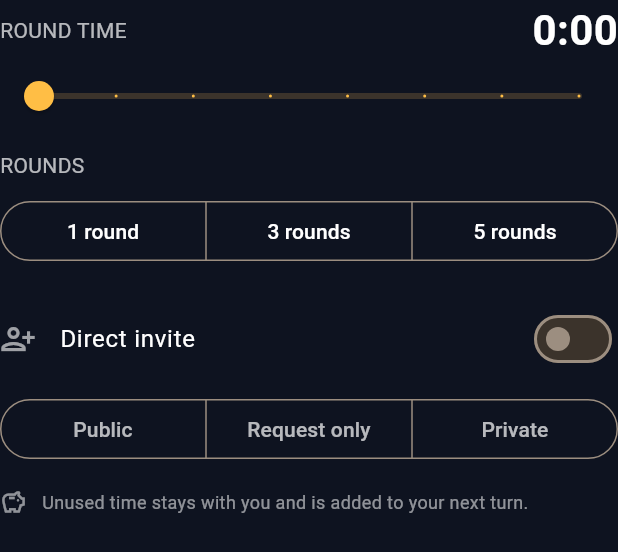
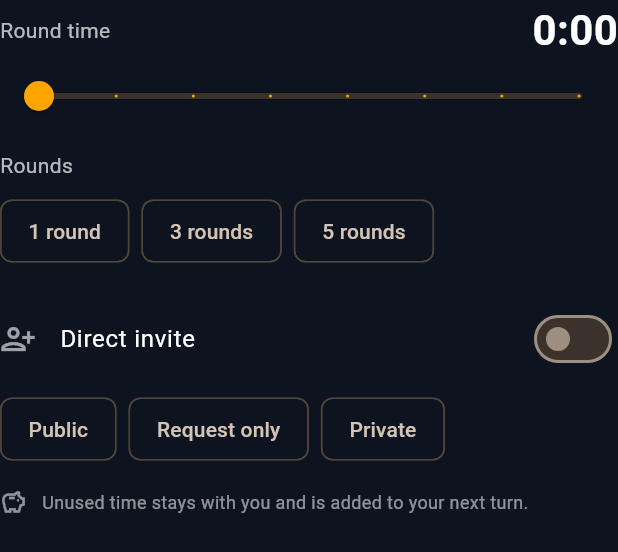
Before and after one commit to yssjf28dxj-cmyk/verdict, a Flutter app: the DebateSetupControls widget shown alone on an empty page, opened directly with empty values, on a phone screen of 412 x 824 dp. Shown: the top 552 px of the screen. Run offline on Flutter 3.47's test engine with Material 3 defaults, Android fonts, the phone set to English and light mode, and no system bars; our stand-ins replace audioplayers, cloud_firestore, cloud_functions, firebase_auth, firebase_core, firebase_crashlytics and 9 more; missing offline and left inert: audio_waveforms, flutter_displaymode, record; accounts and stored records are empty; network calls fail.

Commit message:
Refresh debate creation layout and improve accessible setup controls

```diff
--- a/lib/widgets/debate_setup_controls.dart
+++ b/lib/widgets/debate_setup_controls.dart
@@ -42,23 +42,35 @@ class DebateSetupControls extends StatelessWidget {
           max: 7,
           divisions: 7,
           value: durations.indexOf(duration).clamp(0, 7).toDouble(),
-          label: '$duration s',
-          activeColor: const Color(0xFFFFBE45),
+          label:
+              '${duration ~/ 60}:${(duration % 60).toString().padLeft(2, '0')}',
+          semanticFormatterCallback: (value) {
+            final seconds = durations[value.round()];
+            return '${l10n.roundTimeLabel}: ${seconds ~/ 60}:${(seconds % 60).toString().padLeft(2, '0')}';
+          },
+          activeColor: colors.primary,
           onChanged:
               enabled ? (value) => onDuration(durations[value.round()]) : null),
       const SizedBox(height: 12),
       Text(l10n.roundsLabel, style: const TextStyle(color: Colors.white70)),
       const SizedBox(height: 10),
-      SegmentedButton<int>(
-          showSelectedIcon: false,
-          segments: [
-            ButtonSegment(value: 1, label: Text(l10n.oneRound)),
-            ButtonSegment(value: 3, label: Text(l10n.threeRounds)),
-            ButtonSegment(value: 5, label: Text(l10n.fiveRounds)),
-          ],
-          selected: {rounds},
-          onSelectionChanged:
-              enabled ? (value) => onRounds(value.first) : null),
+      Wrap(spacing: 8, runSpacing: 8, children: [
+        for (final option in <int, String>{
+          1: l10n.oneRound,
+          3: l10n.threeRounds,
+          5: l10n.fiveRounds,
+        }.entries)
+          ConstrainedBox(
+            constraints: const BoxConstraints(minHeight: 48),
+            child: ChoiceChip(
+              key: ValueKey('rounds-${option.key}'),
+              label: Text(option.value),
+              selected: rounds == option.key,
+              padding: const EdgeInsets.symmetric(horizontal: 10, vertical: 10),
+              onSelected: enabled ? (_) => onRounds(option.key) : null,
+            ),
+          ),
+      ]),
       const SizedBox(height: 20),
       SwitchListTile.adaptive(
           key: const ValueKey('direct-invite'),
@@ -70,32 +82,23 @@ class DebateSetupControls extends StatelessWidget {
           value: directInvite,
           onChanged: enabled ? onDirectInvite : null),
       const SizedBox(height: 8),
-      SegmentedButton<String>(
-          showSelectedIcon: false,
-          style: ButtonStyle(
-              padding: const WidgetStatePropertyAll(
-                  EdgeInsets.symmetric(horizontal: 6, vertical: 10)),
-              foregroundColor: WidgetStateProperty.resolveWith((states) =>
-                  states.contains(WidgetState.selected)
-                      ? colors.onSecondaryContainer
-                      : Colors.white70)),
-          segments: [
-            ButtonSegment(
-                value: 'public',
-                label: Text(l10n.publicMode,
-                    maxLines: 2, textAlign: TextAlign.center)),
-            ButtonSegment(
-                value: 'request_only',
-                label: Text(l10n.requestOnly,
-                    maxLines: 2, textAlign: TextAlign.center)),
-            ButtonSegment(
-                value: 'private',
-                label: Text(l10n.privateMode,
-                    maxLines: 2, textAlign: TextAlign.center)),
-          ],
-          selected: {visibility},
-          onSelectionChanged:
-              enabled ? (value) => onVisibility(value.first) : null),
+      Wrap(spacing: 8, runSpacing: 8, children: [
+        for (final option in <String, String>{
+          'public': l10n.publicMode,
+          'request_only': l10n.requestOnly,
+          'private': l10n.privateMode,
+        }.entries)
+          ConstrainedBox(
+            constraints: const BoxConstraints(minHeight: 48),
+            child: ChoiceChip(
+              key: ValueKey('visibility-${option.key}'),
+              label: Text(option.value),
+              selected: visibility == option.key,
+              padding: const EdgeInsets.symmetric(horizontal: 10, vertical: 10),
+              onSelected: enabled ? (_) => onVisibility(option.key) : null,
+            ),
+          ),
+      ]),
       const SizedBox(height: 16),
       Row(crossAxisAlignment: CrossAxisAlignment.start, children: [
         const Icon(Icons.savings_outlined, color: Colors.white54, size: 18),
```
Also changed, not shown: lib/l10n/app_en.arb (+6 -6 lines), lib/l10n/app_es.arb (+6 -6 lines), lib/l10n/app_fr.arb (+6 -6 lines), lib/l10n/app_localizations.dart (+6 -6 lines), lib/l10n/app_localizations_en.dart (+6 -6 lines), lib/l10n/app_localizations_es.dart (+6 -6 lines), lib/l10n/app_localizations_fr.dart (+6 -6 lines), lib/l10n/app_localizations_ru.dart (+6 -6 lines), lib/l10n/app_ru.arb (+6 -6 lines), lib/screens/create_debate_screen.dart (+71 -109 lines), 3 other files.
